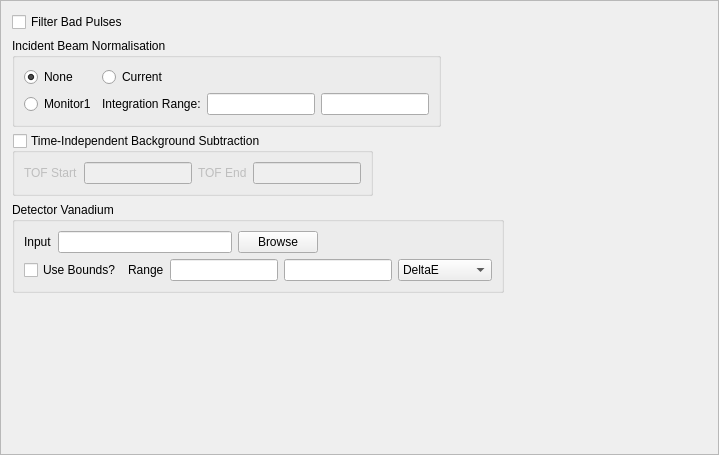
Qt form Code/Mantid/scripts/Interface/ui/inelastic/dgs_data_corrections.ui (mantidproject/mantid) before a commit.
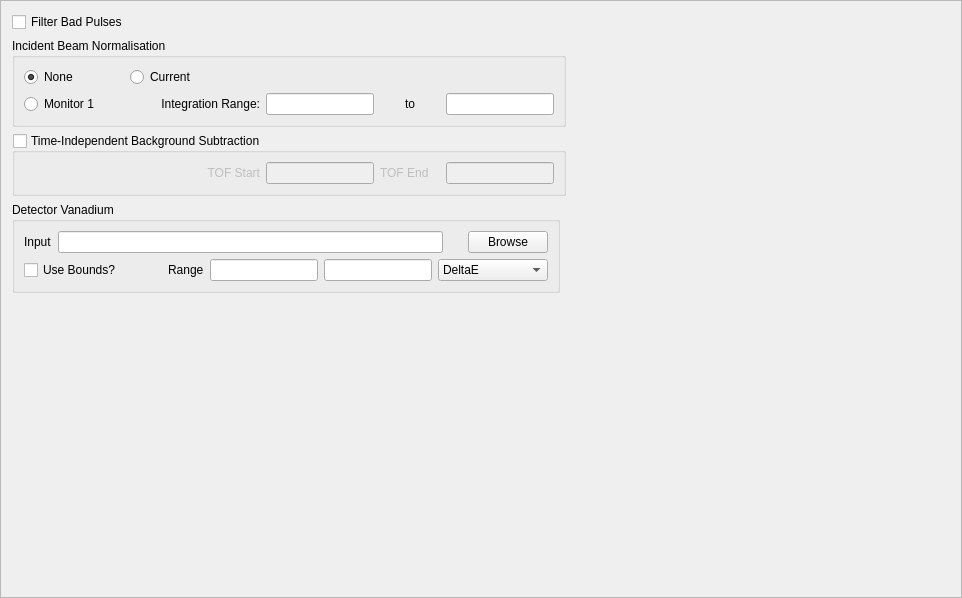
The same form after that commit.

Commit message: Re #5454 Make DGS UI prettier

Patch:
```diff
--- a/Code/Mantid/scripts/Interface/ui/inelastic/dgs_data_corrections.ui
+++ b/Code/Mantid/scripts/Interface/ui/inelastic/dgs_data_corrections.ui
@@ -6,8 +6,8 @@
    <rect>
     <x>0</x>
     <y>0</y>
-    <width>719</width>
-    <height>455</height>
+    <width>962</width>
+    <height>598</height>
    </rect>
   </property>
   <property name="windowTitle">
@@ -54,6 +54,12 @@
        <layout class="QGridLayout" name="gridLayout">
         <item row="0" column="0">
          <widget class="QRadioButton" name="none_rb">
+          <property name="minimumSize">
+           <size>
+            <width>100</width>
+            <height>0</height>
+           </size>
+          </property>
           <property name="text">
            <string>None</string>
           </property>
@@ -72,26 +78,57 @@
           </property>
          </widget>
         </item>
-        <item row="1" column="0">
-         <widget class="QRadioButton" name="monitor1_rb">
-          <property name="text">
-           <string>Monitor1</string>
-          </property>
-         </widget>
-        </item>
         <item row="1" column="1">
          <widget class="QLabel" name="monint_label">
+          <property name="minimumSize">
+           <size>
+            <width>130</width>
+            <height>0</height>
+           </size>
+          </property>
           <property name="text">
            <string>Integration Range:</string>
           </property>
+          <property name="alignment">
+           <set>Qt::AlignRight|Qt::AlignTrailing|Qt::AlignVCenter</set>
+          </property>
          </widget>
         </item>
         <item row="1" column="2">
          <widget class="QLineEdit" name="monint_low_edit"/>
         </item>
-        <item row="1" column="3">
+        <item row="1" column="4">
          <widget class="QLineEdit" name="monint_high_edit"/>
         </item>
+        <item row="1" column="0">
+         <widget class="QRadioButton" name="monitor1_rb">
+          <property name="minimumSize">
+           <size>
+            <width>100</width>
+            <height>0</height>
+           </size>
+          </property>
+          <property name="text">
+           <string>Monitor 1</string>
+          </property>
+         </widget>
+        </item>
+        <item row="1" column="3">
+         <widget class="QLabel" name="label">
+          <property name="minimumSize">
+           <size>
+            <width>60</width>
+            <height>0</height>
+           </size>
+          </property>
+          <property name="text">
+           <string>to</string>
+          </property>
+          <property name="alignment">
+           <set>Qt::AlignCenter</set>
+          </property>
+         </widget>
+        </item>
        </layout>
       </widget>
      </item>
@@ -126,9 +163,18 @@
        <layout class="QHBoxLayout" name="horizontalLayout_3">
         <item>
          <widget class="QLabel" name="tof_start_label">
+          <property name="minimumSize">
+           <size>
+            <width>236</width>
+            <height>0</height>
+           </size>
+          </property>
           <property name="text">
            <string>TOF Start</string>
           </property>
+          <property name="alignment">
+           <set>Qt::AlignRight|Qt::AlignTrailing|Qt::AlignVCenter</set>
+          </property>
          </widget>
         </item>
         <item>
@@ -136,6 +182,12 @@
         </item>
         <item>
          <widget class="QLabel" name="tof_end_label">
+          <property name="minimumSize">
+           <size>
+            <width>60</width>
+            <height>0</height>
+           </size>
+          </property>
           <property name="text">
            <string>TOF End</string>
           </property>
@@ -182,32 +234,41 @@
           <item>
            <widget class="QLineEdit" name="van_input_edit"/>
           </item>
-          <item>
-           <widget class="QPushButton" name="van_input_browse">
-            <property name="text">
-             <string>Browse</string>
-            </property>
-           </widget>
-          </item>
           <item>
            <spacer name="horizontalSpacer_5">
             <property name="orientation">
              <enum>Qt::Horizontal</enum>
             </property>
+            <property name="sizeType">
+             <enum>QSizePolicy::Fixed</enum>
+            </property>
             <property name="sizeHint" stdset="0">
              <size>
-              <width>40</width>
+              <width>19</width>
               <height>20</height>
              </size>
             </property>
            </spacer>
           </item>
+          <item>
+           <widget class="QPushButton" name="van_input_browse">
+            <property name="text">
+             <string>Browse</string>
+            </property>
+           </widget>
+          </item>
          </layout>
         </item>
         <item>
          <layout class="QHBoxLayout" name="horizontalLayout_6">
           <item>
            <widget class="QCheckBox" name="van_int_cb">
+            <property name="minimumSize">
+             <size>
+              <width>138</width>
+              <height>0</height>
+             </size>
+            </property>
             <property name="text">
              <string>Use Bounds?</string>
             </property>
@@ -228,6 +289,12 @@
           </item>
           <item>
            <widget class="QComboBox" name="van_int_range_units_cb">
+            <property name="minimumSize">
+             <size>
+              <width>110</width>
+              <height>0</height>
+             </size>
+            </property>
             <item>
              <property name="text">
               <string>DeltaE</string>
```
The commit also changes 7 other files.
